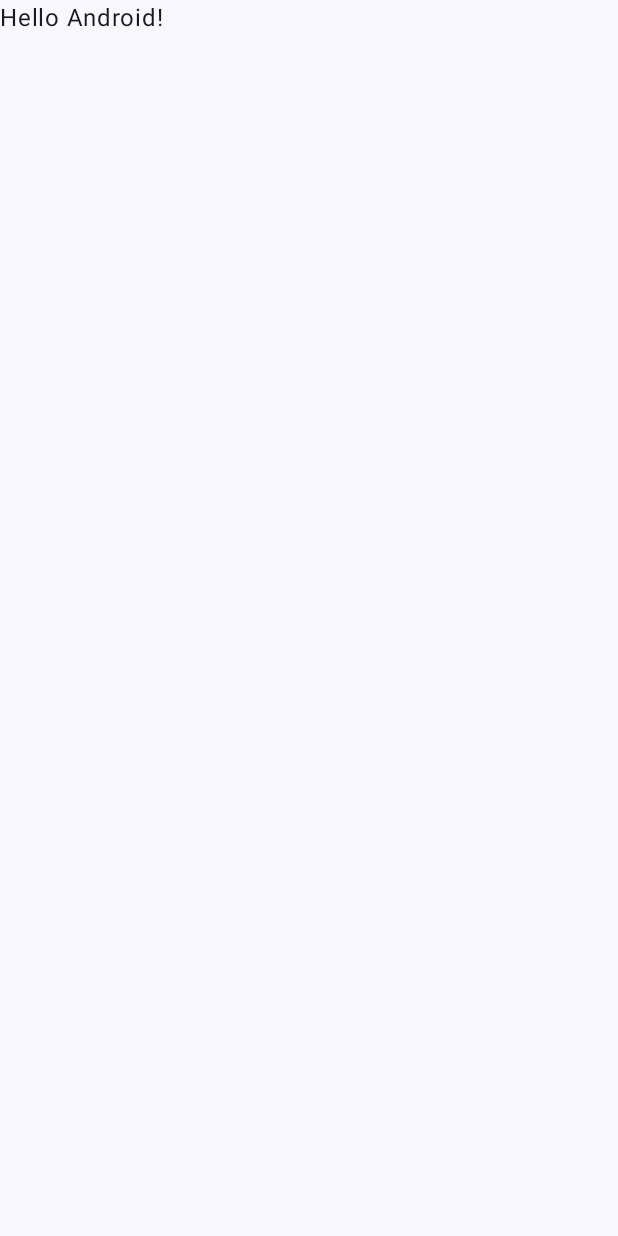
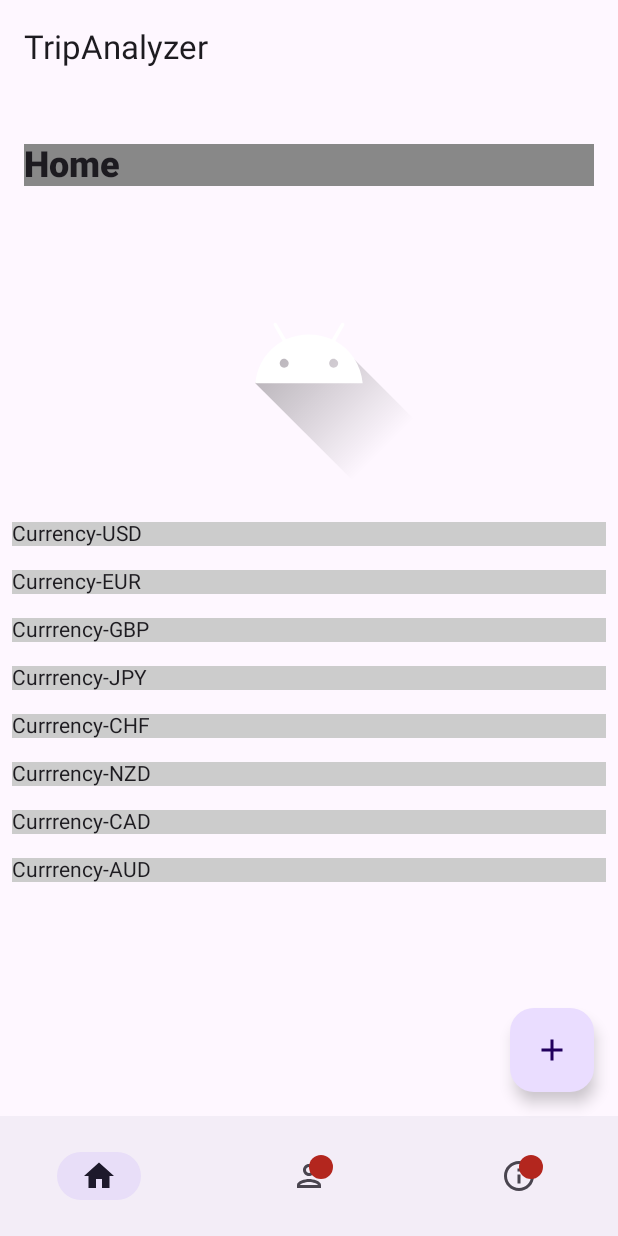
Before and after one commit to iagoveiro/DataNavigator, an Android app built with Jetpack Compose: the screen it shows after launch (MainActivity), on a phone screen of 412 x 824 dp. Before the commit the screen is almost empty. Run offline under Robolectric (Android 15) with nearby library versions, the phone set to English and light mode, and no system bars.

Commit message:
Different elements added using Compose

```diff
--- a/AnalayzerMobile/app/build.gradle.kts
+++ b/AnalayzerMobile/app/build.gradle.kts
@@ -1,3 +1,5 @@
+import org.jetbrains.kotlin.gradle.tasks.KotlinCompile
+
 plugins {
     id("com.android.application")
     id("org.jetbrains.kotlin.android")
--- a/AnalayzerMobile/app/src/main/java/com/example/analayzermobile/MainActivity.kt
+++ b/AnalayzerMobile/app/src/main/java/com/example/analayzermobile/MainActivity.kt
@@ -1,46 +1,172 @@
 package com.example.analayzermobile
 
+import android.annotation.SuppressLint
 import android.os.Bundle
 import androidx.activity.ComponentActivity
 import androidx.activity.compose.setContent
-import androidx.compose.foundation.layout.fillMaxSize
-import androidx.compose.material3.MaterialTheme
-import androidx.compose.material3.Surface
-import androidx.compose.material3.Text
+import androidx.compose.foundation.Image
+import androidx.compose.foundation.background
+import androidx.compose.foundation.layout.Column
+import androidx.compose.foundation.layout.padding
+import androidx.compose.material.icons.Icons
+import androidx.compose.material.icons.filled.Add
 import androidx.compose.runtime.Composable
 import androidx.compose.ui.Modifier
-import androidx.compose.ui.tooling.preview.Preview
-import com.example.analayzermobile.ui.theme.AnalayzerMobileTheme
+import androidx.compose.ui.graphics.Color
+import androidx.compose.foundation.layout.*
+import androidx.compose.foundation.lazy.LazyColumn
+import androidx.compose.foundation.lazy.items
+import androidx.compose.foundation.shape.RoundedCornerShape
+import androidx.compose.material.icons.filled.Home
+import androidx.compose.material.icons.filled.Info
+import androidx.compose.material.icons.filled.Person
+import androidx.compose.material.icons.outlined.Home
+import androidx.compose.material.icons.outlined.Info
+import androidx.compose.material.icons.outlined.Person
+import androidx.compose.material3.*
+import androidx.compose.runtime.*
+import androidx.compose.runtime.saveable.rememberSaveable
+import androidx.compose.ui.draw.clip
+import androidx.compose.ui.graphics.vector.ImageVector
+import androidx.compose.ui.res.painterResource
+import androidx.compose.ui.semantics.Role.Companion.Image
+import androidx.compose.ui.text.font.FontWeight
+import androidx.compose.ui.unit.dp
+import androidx.compose.ui.unit.sp
+
 
 class MainActivity : ComponentActivity() {
     override fun onCreate(savedInstanceState: Bundle?) {
         super.onCreate(savedInstanceState)
         setContent {
-            AnalayzerMobileTheme {
-                // A surface container using the 'background' color from the theme
-                Surface(
-                    modifier = Modifier.fillMaxSize(),
-                    color = MaterialTheme.colorScheme.background
-                ) {
-                    Greeting("Android")
+            MyApp()
+
+        }
+    }
+}
+data class NavItemState(
+    val title : String,
+    val selectedIcon : ImageVector,
+    val unselectedIcon : ImageVector,
+    val hasBadge : Boolean,
+    val badgeNum : Int
+)
+
+@SuppressLint("UnusedMaterial3ScaffoldPaddingParameter")
+@OptIn(ExperimentalMaterial3Api::class)
+@Composable
+fun MyApp(modifier: Modifier = Modifier) {
+    val items = listOf(
+        NavItemState(
+            title = "Home",
+            selectedIcon = Icons.Filled.Home,
+            unselectedIcon = Icons.Outlined.Home,
+            hasBadge = false,
+            badgeNum = 0
+        ),
+        NavItemState(
+            title = "Trips",
+            selectedIcon = Icons.Filled.Person,
+            unselectedIcon = Icons.Outlined.Person,
+            hasBadge = true,
+            badgeNum = 0
+        ),
+        NavItemState(
+            title = "Help",
+            selectedIcon = Icons.Filled.Info,
+            unselectedIcon = Icons.Outlined.Info,
+            hasBadge = true,
+            badgeNum = 0
+        ),
+    )
+    var bottomNavState by rememberSaveable {
+        mutableStateOf(0)
+    }
+    Scaffold(
+        topBar = {
+            TopAppBar(
+                title = { Text(text = "TripAnalyzer") },
+                modifier = modifier.then(Modifier.background(Color.Blue))
+            )
+        },
+        bottomBar = {
+            NavigationBar {
+                items.forEachIndexed { index, item ->
+                    NavigationBarItem(
+                        selected = bottomNavState == index,
+                        onClick = { bottomNavState = index },
+                        icon = {
+                            BadgedBox(badge ={
+                                if (item.hasBadge)Badge{}
+                                if(item.badgeNum!=0) Badge {
+                                    Text(text = item.badgeNum.toString())
+
+                                }
+                            }) {
+                                Icon(
+                                    imageVector = if (bottomNavState == index) item.selectedIcon
+                                    else item.unselectedIcon,
+                                    contentDescription = item.title
+                                )
+                            }
+                        })
+
+                }
+            }
+        },
+        floatingActionButton = {
+            FloatingActionButton(onClick = { }) {
+                Icon(imageVector = Icons.Filled.Add, contentDescription = "add" )
+            }
+        }
+    ) { contentPadding ->
+
+        Column(
+            modifier = modifier.then(Modifier.padding(contentPadding))
+        ) {
+            Text(
+                text = items[bottomNavState].title,
+                fontWeight = FontWeight.ExtraBold,
+                modifier = Modifier
+                    .fillMaxWidth()
+                    .padding(top = 32.dp, start = 16.dp, end = 16.dp, bottom = 16.dp)
+                    .background(Color.Gray),
+                fontSize = 24.sp
+            )
+
+            // Imagen
+            Image(
+                painter = painterResource(id = R.drawable.ic_launcher_foreground),
+                contentDescription = "Logo",
+                modifier = Modifier
+                    .fillMaxWidth()
+                    .height(200.dp)
+                    .padding(16.dp)
+                    .clip(shape = RoundedCornerShape(8.dp))
+            )
+
+            // Lista de elementos
+            val itemList = listOf(
+                "Currency-USD",
+                "Currency-EUR",
+                "Currrency-GBP",
+                "Currrency-JPY",
+                "Currrency-CHF",
+                "Currrency-NZD",
+                "Currrency-CAD",
+                "Currrency-AUD")
+
+            LazyColumn {
+                items(itemList) { item ->
+                    Text(
+                        text = item,
+                        modifier = Modifier
+                            .fillMaxWidth()
+                            .padding(8.dp)
+                            .background(Color.LightGray)
+                    )
                 }
             }
         }
     }
 }
-
-@Composable
-fun Greeting(name: String, modifier: Modifier = Modifier) {
-    Text(
-        text = "Hello $name!",
-        modifier = modifier
-    )
-}
-
-@Preview(showBackground = true)
-@Composable
-fun GreetingPreview() {
-    AnalayzerMobileTheme {
-        Greeting("Android")
-    }
-}
```
